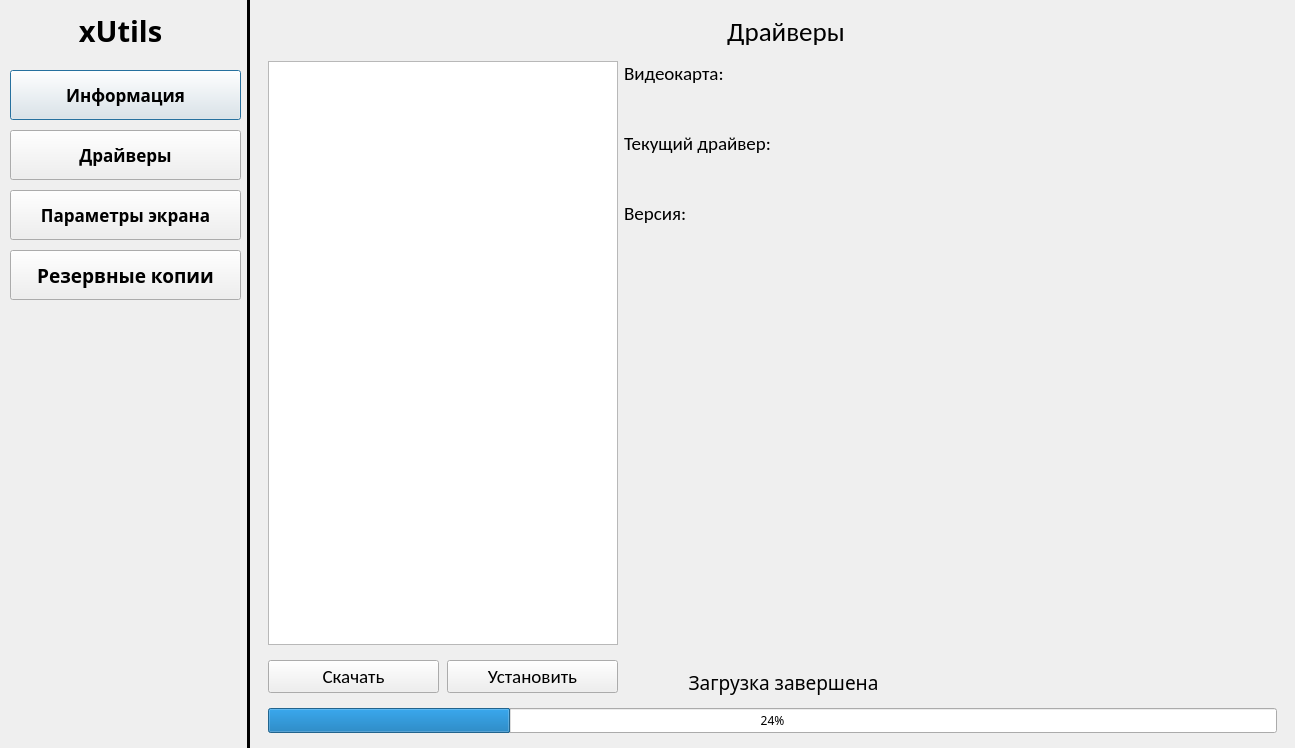
Old version of the form ui/mainwindow.ui in the repository Ilase/xUtiles.
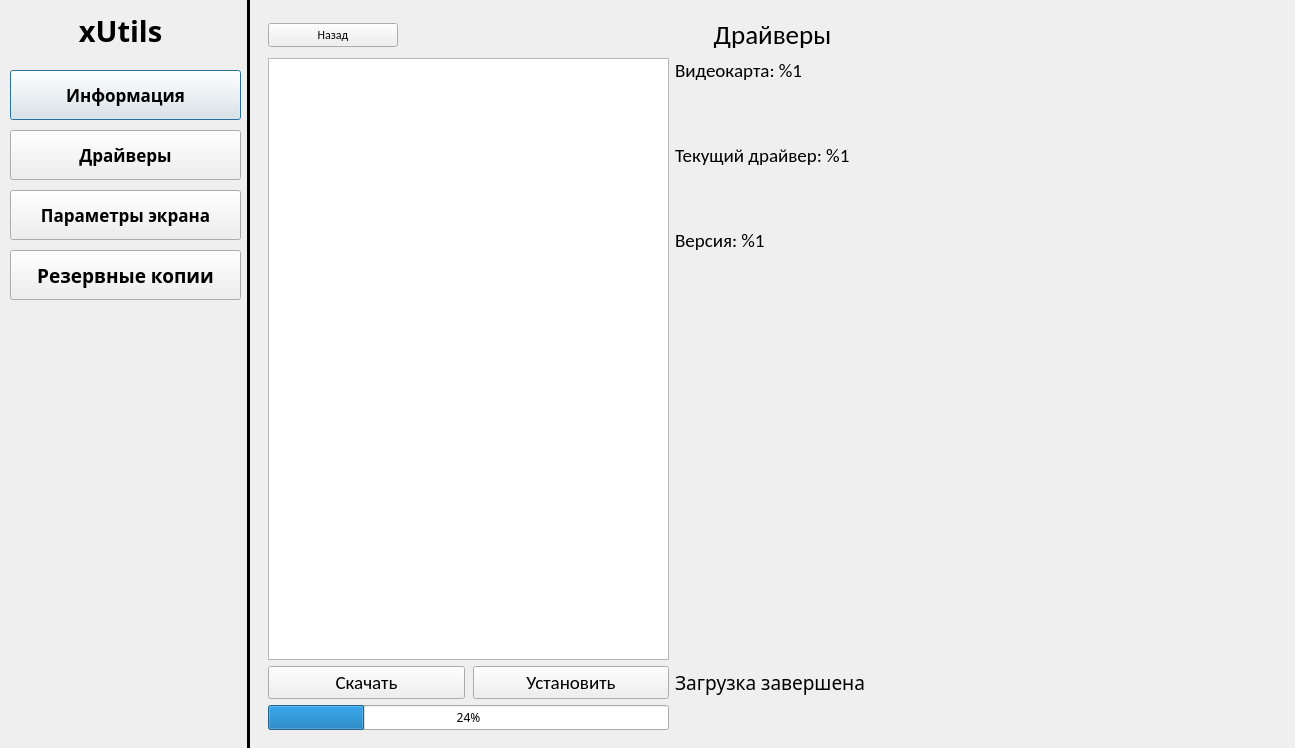
New version of the form. The open tabs and pages were chosen to show the change.

Diff of the .ui file:
```diff
--- a/ui/mainwindow.ui
+++ b/ui/mainwindow.ui
@@ -794,97 +794,22 @@
                 <enum>QFrame::Raised</enum>
                </property>
                <layout class="QGridLayout" name="gridLayout_7">
-                <property name="topMargin">
-                 <number>6</number>
-                </property>
-                <property name="bottomMargin">
-                 <number>6</number>
-                </property>
-                <property name="verticalSpacing">
-                 <number>12</number>
-                </property>
-                <item row="3" column="1">
-                 <widget class="QLabel" name="downloadFinished">
-                  <property name="enabled">
-                   <bool>true</bool>
+                <item row="0" column="0">
+                 <widget class="QPushButton" name="pushButton">
+                  <property name="minimumSize">
+                   <size>
+                    <width>80</width>
+                    <height>0</height>
+                   </size>
                   </property>
-                  <property name="font">
-                   <font>
-                    <family>Noto Sans</family>
-                    <pointsize>14</pointsize>
-                   </font>
-                  </property>
-                  <property name="text">
-                   <string>Загрузка завершена </string>
-                  </property>
-                  <property name="alignment">
-                   <set>Qt::AlignCenter</set>
-                  </property>
-                 </widget>
-                </item>
-                <item row="2" column="0" rowspan="2">
-                 <widget class="QFrame" name="driverButtonFrame">
-                  <property name="frameShape">
-                   <enum>QFrame::NoFrame</enum>
-                  </property>
-                  <property name="frameShadow">
-                   <enum>QFrame::Raised</enum>
-                  </property>
-                  <layout class="QHBoxLayout" name="horizontalLayout_4">
-                   <property name="spacing">
-                    <number>8</number>
-                   </property>
-                   <property name="leftMargin">
-                    <number>0</number>
-                   </property>
-                   <property name="topMargin">
-                    <number>0</number>
-                   </property>
-                   <property name="rightMargin">
-                    <number>0</number>
-                   </property>
-                   <property name="bottomMargin">
-                    <number>0</number>
-                   </property>
-                   <item>
-                    <widget class="QPushButton" name="Download">
-                     <property name="font">
-                      <font>
-                       <pointsize>14</pointsize>
-                      </font>
-                     </property>
-                     <property name="text">
-                      <string>Скачать</string>
-                     </property>
-                    </widget>
-                   </item>
-                   <item>
-                    <widget class="QPushButton" name="Install">
-                     <property name="font">
-                      <font>
-                       <pointsize>14</pointsize>
-                      </font>
-                     </property>
-                     <property name="text">
-                      <string>Установить</string>
-                     </property>
-                    </widget>
-                   </item>
-                  </layout>
-                 </widget>
-                </item>
-                <item row="1" column="0">
-                 <widget class="QListView" name="listDrivers">
                   <property name="maximumSize">
                    <size>
-                    <width>350</width>
+                    <width>130</width>
                     <height>16777215</height>
                    </size>
                   </property>
-                  <property name="font">
-                   <font>
-                    <pointsize>14</pointsize>
-                   </font>
+                  <property name="text">
+                   <string>Назад</string>
                   </property>
                  </widget>
                 </item>
@@ -906,10 +831,38 @@
                   </property>
                  </widget>
                 </item>
+                <item row="0" column="2">
+                 <spacer name="horizontalSpacer_5">
+                  <property name="orientation">
+                   <enum>Qt::Horizontal</enum>
+                  </property>
+                  <property name="sizeHint" stdset="0">
+                   <size>
+                    <width>40</width>
+                    <height>20</height>
+                   </size>
+                  </property>
+                 </spacer>
+                </item>
+                <item row="1" column="0">
+                 <widget class="QListView" name="listDrivers">
+                  <property name="maximumSize">
+                   <size>
+                    <width>12323341</width>
+                    <height>16777215</height>
+                   </size>
+                  </property>
+                  <property name="font">
+                   <font>
+                    <pointsize>14</pointsize>
+                   </font>
+                  </property>
+                 </widget>
+                </item>
                 <item row="1" column="1" colspan="2">
                  <layout class="QVBoxLayout" name="driverInfoLayout">
                   <property name="spacing">
-                   <number>45</number>
+                   <number>60</number>
                   </property>
                   <item>
                    <widget class="QLabel" name="currentGpu">
@@ -919,7 +872,7 @@
                      </font>
                     </property>
                     <property name="text">
-                     <string>Видеокарта:</string>
+                     <string>Видеокарта: %1</string>
                     </property>
                    </widget>
                   </item>
@@ -931,7 +884,7 @@
                      </font>
                     </property>
                     <property name="text">
-                     <string>Текущий драйвер:</string>
+                     <string>Текущий драйвер: %1</string>
                     </property>
                    </widget>
                   </item>
@@ -943,7 +896,7 @@
                      </font>
                     </property>
                     <property name="text">
-                     <string>Версия:</string>
+                     <string>Версия: %1</string>
                     </property>
                    </widget>
                   </item>
@@ -962,7 +915,77 @@
                   </item>
                  </layout>
                 </item>
-                <item row="4" column="0" colspan="3">
+                <item row="2" column="0">
+                 <widget class="QFrame" name="driverButtonFrame">
+                  <property name="frameShape">
+                   <enum>QFrame::NoFrame</enum>
+                  </property>
+                  <property name="frameShadow">
+                   <enum>QFrame::Raised</enum>
+                  </property>
+                  <layout class="QHBoxLayout" name="horizontalLayout_4">
+                   <property name="spacing">
+                    <number>8</number>
+                   </property>
+                   <property name="leftMargin">
+                    <number>0</number>
+                   </property>
+                   <property name="topMargin">
+                    <number>0</number>
+                   </property>
+                   <property name="rightMargin">
+                    <number>0</number>
+                   </property>
+                   <property name="bottomMargin">
+                    <number>0</number>
+                   </property>
+                   <item>
+                    <widget class="QPushButton" name="Download">
+                     <property name="font">
+                      <font>
+                       <pointsize>14</pointsize>
+                      </font>
+                     </property>
+                     <property name="text">
+                      <string>Скачать</string>
+                     </property>
+                    </widget>
+                   </item>
+                   <item>
+                    <widget class="QPushButton" name="Install">
+                     <property name="font">
+                      <font>
+                       <pointsize>14</pointsize>
+                      </font>
+                     </property>
+                     <property name="text">
+                      <string>Установить</string>
+                     </property>
+                    </widget>
+                   </item>
+                  </layout>
+                 </widget>
+                </item>
+                <item row="2" column="1">
+                 <widget class="QLabel" name="downloadFinished">
+                  <property name="enabled">
+                   <bool>true</bool>
+                  </property>
+                  <property name="font">
+                   <font>
+                    <family>Noto Sans</family>
+                    <pointsize>14</pointsize>
+                   </font>
+                  </property>
+                  <property name="text">
+                   <string>Загрузка завершена </string>
+                  </property>
+                  <property name="alignment">
+                   <set>Qt::AlignCenter</set>
+                  </property>
+                 </widget>
+                </item>
+                <item row="3" column="0">
                  <widget class="QProgressBar" name="ProgressBar">
                   <property name="enabled">
                    <bool>true</bool>
```
Left out of the diff: 97 changed lines with no effect on the pictures.
